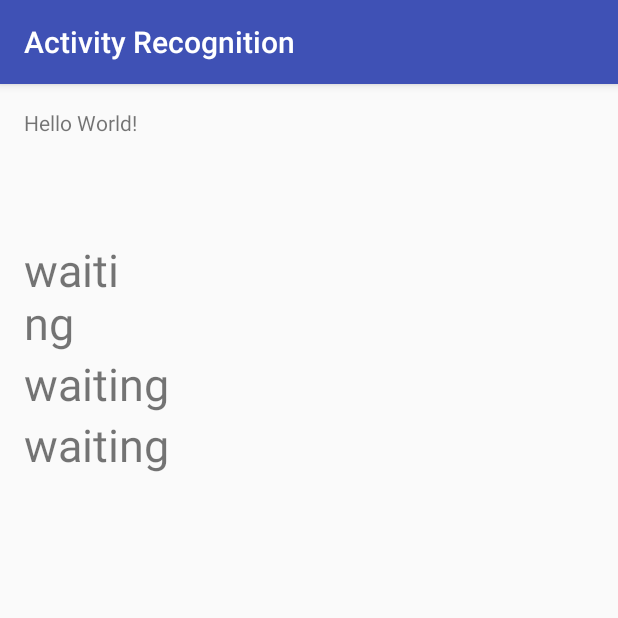
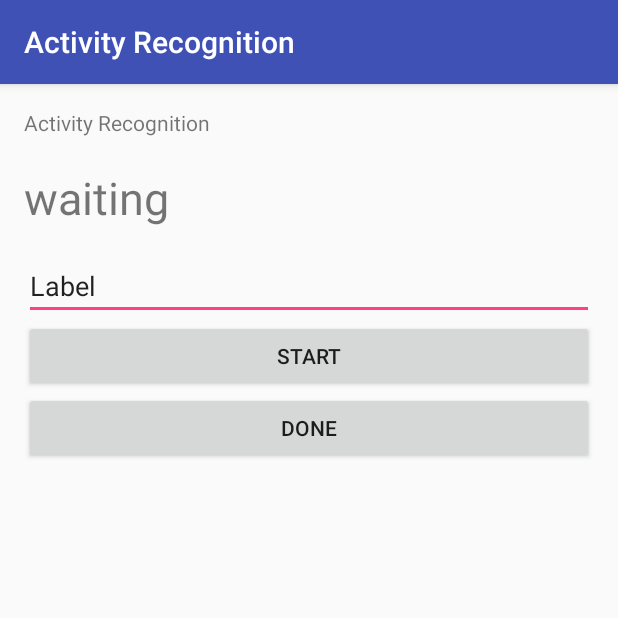
Before and after one commit to cjackie/ActivitiesPrediction, an Android app: the screen it shows after launch (MainActivity), on a phone screen of 412 x 824 dp, the top half of it. Run offline under Robolectric (Android 15) with nearby library versions, the phone set to English and light mode, and no system bars; 5 statements that could not run were skipped.

Commit message:
enable easy collecting data

```diff
--- a/ActivityRecognition/build.gradle
+++ b/ActivityRecognition/build.gradle
@@ -5,7 +5,7 @@ buildscript {
         jcenter()
     }
     dependencies {
-        classpath 'com.android.tools.build:gradle:2.1.0'
+        classpath 'com.android.tools.build:gradle:2.2.3'
 
         // NOTE: Do not place your application dependencies here; they belong
         // in the individual module build.gradle files
--- a/ActivityRecognition/mobile/build.gradle
+++ b/ActivityRecognition/mobile/build.gradle
@@ -25,7 +25,7 @@ dependencies {
     wearApp project(':wear')
     testCompile 'junit:junit:4.12'
     compile 'com.android.support:appcompat-v7:24.2.1'
-    compile 'com.google.android.gms:play-services:10.0.1'
+    compile 'com.google.android.gms:play-services:9.4.0'
     androidTestCompile 'com.android.support:support-annotations:24.2.1'
     androidTestCompile 'com.android.support.test:runner:0.5'
     androidTestCompile 'com.android.support.test:rules:0.5'
--- a/ActivityRecognition/mobile/src/main/java/stonybrook/ese/seniordesign/activityrecognition/MainActivity.java
+++ b/ActivityRecognition/mobile/src/main/java/stonybrook/ese/seniordesign/activityrecognition/MainActivity.java
@@ -1,13 +1,11 @@
 package stonybrook.ese.seniordesign.activityrecognition;
 
-import android.content.Intent;
-import android.os.Build;
-import android.os.Environment;
 import android.support.annotation.NonNull;
 import android.support.v7.app.AppCompatActivity;
 import android.os.Bundle;
-import android.util.Log;
 import android.view.View;
+import android.widget.Button;
+import android.widget.EditText;
 import android.widget.TextView;
 
 import com.google.android.gms.common.ConnectionResult;
@@ -16,21 +14,13 @@ import com.google.android.gms.wearable.DataApi;
 import com.google.android.gms.wearable.DataEvent;
 import com.google.android.gms.wearable.DataEventBuffer;
 import com.google.android.gms.wearable.DataItem;
-import com.google.android.gms.wearable.DataMap;
-import com.google.android.gms.wearable.DataMapItem;
 import com.google.android.gms.wearable.Wearable;
 
-import org.json.JSONException;
-import org.json.JSONObject;
-
-import java.io.File;
-import java.io.FileOutputStream;
-import java.io.IOException;
-import java.io.OutputStreamWriter;
-import java.util.Set;
 
 import stonybrook.ese.seniordesign.activityrecognition.sensordata.AccelerometerDataItem;
 import stonybrook.ese.seniordesign.activityrecognition.sensordata.SensorLocalStorage;
+
+
 
 public class MainActivity extends AppCompatActivity implements
         DataApi.DataListener,
@@ -39,17 +29,29 @@ public class MainActivity extends AppCompatActivity implements
 
     public final static String TAG = "ACTIVITY_RECOGNITION_P";
 
-    private TextView mTextX, mTextY, mTextZ;
+    private enum SavingState {
+        STARTED,
+        NOT_STARTED
+    }
+
+    private TextView mTextX;
+    private EditText mLabelText;
+    private Button mStartBtn;
+    private Button mDoneBtn;
     private GoogleApiClient mGoogleApiClient;
     private SensorLocalStorage mStorage;
+    private SavingState mSavingState;
+
     @Override
     protected void onCreate(Bundle savedInstanceState) {
         super.onCreate(savedInstanceState);
         setContentView(R.layout.activity_main);
 
         mTextX = (TextView)findViewById(R.id.textX);
-        mTextY = (TextView)findViewById(R.id.textY);
-        mTextZ = (TextView)findViewById(R.id.textZ);
+        mStartBtn = (Button)findViewById(R.id.startCollect);
+        mDoneBtn = (Button)findViewById(R.id.finishCollect);
+        mLabelText = (EditText)findViewById(R.id.labelText);
+        mSavingState = SavingState.NOT_STARTED;
 
         mGoogleApiClient = new GoogleApiClient.Builder(this)
                 .addApi(Wearable.API)
@@ -58,14 +60,27 @@ public class MainActivity extends AppCompatActivity implements
         mGoogleApiClient.registerConnectionFailedListener(this);
 
         mStorage = new SensorLocalStorage(this);
+        mStartBtn.setOnClickListener(new View.OnClickListener() {
+            @Override
+            public void onClick(View view) {
+                String label = mLabelText.getText().toString();
+                mStorage.startSaving(label);
+                mSavingState = SavingState.STARTED;
+            }
+        });
+        mDoneBtn.setOnClickListener(new View.OnClickListener() {
+            @Override
+            public void onClick(View view) {
+                mStorage.finishSaving();
+                mSavingState = SavingState.NOT_STARTED;
+            }
+        });
     }
 
     protected void onResume() {
         super.onResume();
         mGoogleApiClient.connect();
         mTextX.setText("waiting");
-        mTextY.setText("waiting");
-        mTextZ.setText("waiting");
     }
 
 
@@ -83,6 +98,7 @@ public class MainActivity extends AppCompatActivity implements
     protected void onPause() {
         Wearable.DataApi.removeListener(mGoogleApiClient, this);
         mGoogleApiClient.disconnect();
+        mStorage.flushAll();
         super.onPause();
     }
 
@@ -90,6 +106,10 @@ public class MainActivity extends AppCompatActivity implements
     @Override
     public void onDataChanged(DataEventBuffer dataEvents) {
 //        Log.d(TAG, "onDataChanged: " + dataEvents);
+        if (SavingState.STARTED != mSavingState) {
+            // ignore all incoming data.
+            return ;
+        }
 
         for (DataEvent event : dataEvents) {
             DataItem item = event.getDataItem();
@@ -97,8 +117,6 @@ public class MainActivity extends AppCompatActivity implements
                 AccelerometerDataItem accelData = new AccelerometerDataItem();
                 accelData.setData(item.getData());
                 mTextX.setText(accelData.getX()+"");
-                mTextY.setText(accelData.getY()+"");
-                mTextZ.setText(accelData.getZ()+"");
                 mStorage.save(accelData);
             }
         }
--- a/ActivityRecognition/mobile/src/main/java/stonybrook/ese/seniordesign/activityrecognition/sensordata/SensorLocalStorage.java
+++ b/ActivityRecognition/mobile/src/main/java/stonybrook/ese/seniordesign/activityrecognition/sensordata/SensorLocalStorage.java
@@ -19,9 +19,15 @@ import java.util.List;
 public class SensorLocalStorage {
     static public final String TAG = "SensorLocalStorage";
     private final String STORAGE_DIR = "ActivityRecognition/";
-    private final String ACCELEROMETER_FILE_NAME = "accelerometer.csv";
+    private final String ACCELEROMETER_FILE_NAME_PREFIX = "accelerometer";
+    private final String GYROSCOPE_FILE_NAME_PREFIX = "gyroscope";
+    private final String LABELS_FILE_NAME = "labels.txt";
 
-    private FileOutputStream accelerometerFileStream;
+    private File fileDir;
+    private FileOutputStream labelsFileStream;
+    private int fileCounter;
+    private FileOutputStream currentAccelerometerFileStream;
+    private FileOutputStream currentGyroscopeFileStream;
 
     public SensorLocalStorage(Context context) {
         File sdcard = context.getExternalFilesDir(null);
@@ -34,31 +40,125 @@ public class SensorLocalStorage {
             Log.w(TAG, "failed to create dir");
         }
 
-        File accelerometerFile = new File(dataDir, ACCELEROMETER_FILE_NAME);
+        fileDir = dataDir;
+        for (String fn : fileDir.list()) {
+            // delete all existing items.
+            File f = new File(dataDir, fn);  // caution.
+            if (f.isFile()) {
+                f.delete();
+            }
+        }
+
+        File f = new File(dataDir, LABELS_FILE_NAME);
+        try {
+            f.createNewFile();
+            labelsFileStream = new FileOutputStream(f);
+        } catch (IOException e) {
+            // this should not happen, since all files are deleted....
+            // what if a directory with a same name?
+            throw new RuntimeException("??");
+        }
+
+        fileCounter = 0;
+        currentAccelerometerFileStream = null;
+        currentGyroscopeFileStream = null;
+    }
+
+    // @label. one line, with no new line("/n") at the end.
+    public void startSaving(String label) {
+
+        String accelFilename = ACCELEROMETER_FILE_NAME_PREFIX + "_" + String.valueOf(fileCounter) + ".csv";
+        String gyroFilename = GYROSCOPE_FILE_NAME_PREFIX + "_" + String.valueOf(fileCounter) + ".csv";
+
+        File accelFile = new File(fileDir, accelFilename);
+        File gyroFile = new File(fileDir, gyroFilename);
+        try {
+            if (currentAccelerometerFileStream != null) {
+                // gracefully close it.
+                // "currentAccelerometerFileStream is null" implies other streams are also null
+                finishSaving();
+            }
+
+            accelFile.createNewFile();
+            gyroFile.createNewFile();
+            currentAccelerometerFileStream = new FileOutputStream(accelFile);
+            currentGyroscopeFileStream = new FileOutputStream(gyroFile);
+
+            fileCounter++;
+            String header = "x,y,z,time\n";
+            currentAccelerometerFileStream.write(header.getBytes(StandardCharsets.UTF_8));
+            currentGyroscopeFileStream.write(header.getBytes(StandardCharsets.UTF_8));
+
+            // writing labels.
+            String fileToLabel = "\n" + String.valueOf(fileCounter) + " => " + label;
+            labelsFileStream.write(fileToLabel.getBytes(StandardCharsets.UTF_8));
+        } catch (Exception error) {
+            Log.e(TAG, "fail1");
+            throw new RuntimeException(error.toString());
+        }
+
+    }
+
+    public void finishSaving() {
+        if (currentAccelerometerFileStream == null) {
+            // increase robustness.
+            return ;
+        }
 
         try {
-            if (!accelerometerFile.exists()) {
-                accelerometerFile.createNewFile();
-                accelerometerFileStream = new FileOutputStream(accelerometerFile);
-                String header = "x,y,z,time\n";
-                accelerometerFileStream.write(header.getBytes(StandardCharsets.UTF_8));
-            } else {
-                accelerometerFileStream = new FileOutputStream(accelerometerFile, true);
-            }
-
+            currentAccelerometerFileStream.close();
+            currentGyroscopeFileStream.close();
+            currentAccelerometerFileStream = null;
+            currentGyroscopeFileStream = null;
         } catch (Exception error) {
-            Log.e(TAG, "fail to open file");
+            Log.e(TAG, "fail2");
             throw new RuntimeException(error.toString());
         }
     }
 
-    public void save(AccelerometerDataItem item) {
+    // call this after start saving... it will return false;
+    public boolean save(AccelerometerDataItem item) {
+        if (currentAccelerometerFileStream == null) {
+            return false;
+        }
+
         String entry = String.format("%1$f,%2$f,%3$f,%4$f\n",
                 item.getX(), item.getY(), item.getZ(), item.getTime());
         try {
-            accelerometerFileStream.write(entry.getBytes(StandardCharsets.UTF_8));
+            currentAccelerometerFileStream.write(entry.getBytes(StandardCharsets.UTF_8));
+            return true;
         } catch (IOException error) {
             Log.w(TAG, "failed to save acceleromenter data.");
+            return false;
+        }
+    }
+
+    public boolean save(GyroscopeDataItem item) {
+        if (currentGyroscopeFileStream == null) {
+            return false;
+        }
+
+        String entry = String.format("%1$f,%2$f,%3$f,%4$f\n",
+                item.getX(), item.getY(), item.getZ(), item.getTime());
+        try {
+            currentGyroscopeFileStream.write(entry.getBytes(StandardCharsets.UTF_8));
+            return true;
+        } catch (IOException error) {
+            Log.w(TAG, "failed to save gyroscope data.");
+            return false;
+        }
+    }
+
+    public void flushAll(){
+        try {
+            if (null != currentAccelerometerFileStream) {
+                currentAccelerometerFileStream.flush();
+                currentGyroscopeFileStream.flush();
+            }
+            labelsFileStream.flush();
+        } catch (IOException error) {
+            Log.w(TAG, "failed to save flush data.");
+            throw new RuntimeException("failed to save flush data.");
         }
     }
 }
--- a/ActivityRecognition/mobile/src/main/res/layout/activity_main.xml
+++ b/ActivityRecognition/mobile/src/main/res/layout/activity_main.xml
@@ -7,12 +7,12 @@
     android:paddingLeft="@dimen/activity_horizontal_margin"
     android:paddingRight="@dimen/activity_horizontal_margin"
     android:paddingTop="@dimen/activity_vertical_margin"
-    tools:context="com.example.luyu.phoneandwatch.MainActivity">
+    tools:context="stonybrook.ese.seniordesign.activityrecognition.MainActivity">
 
     <TextView
         android:layout_width="wrap_content"
         android:layout_height="wrap_content"
-        android:text="Hello World!"
+        android:text="Activity Recognition"
         android:id="@+id/textView"
         android:layout_alignParentTop="true" />
 
@@ -22,27 +22,38 @@
         android:layout_height="wrap_content"
         android:textSize="30sp"
         android:text="x: "
+        android:layout_marginTop="20dp"
         android:layout_below="@+id/textView"
-        android:layout_alignRight="@+id/textView"
-        android:layout_alignEnd="@+id/textView"
-        android:layout_marginTop="68dp" />
-    <TextView
-        android:id="@+id/textY"
-        android:layout_width="wrap_content"
-        android:layout_height="wrap_content"
-        android:textSize="30sp"
-        android:text="y: "
+        android:layout_alignParentStart="true" />
+
+    <LinearLayout
+        android:orientation="vertical"
+        android:layout_width="match_parent"
+        android:layout_height="match_parent"
         android:layout_below="@+id/textX"
-        android:layout_alignLeft="@+id/textX"
-        android:layout_alignStart="@+id/textX" />
-    <TextView
-        android:id="@+id/textZ"
-        android:layout_width="wrap_content"
-        android:layout_height="wrap_content"
-        android:textSize="30sp"
-        android:text="z: "
-        android:layout_below="@+id/textY"
-        android:layout_alignLeft="@+id/textY"
-        android:layout_alignStart="@+id/textY" />
+        android:layout_alignParentStart="true"
+        android:layout_marginTop="16dp">
+
+        <EditText
+            android:layout_width="match_parent"
+            android:layout_height="wrap_content"
+            android:inputType="text"
+            android:ems="10"
+            android:id="@+id/labelText"
+            android:text="Label" />
+
+        <Button
+            android:text="Start"
+            android:layout_width="match_parent"
+            android:layout_height="wrap_content"
+            android:id="@+id/startCollect" />
+
+        <Button
+            android:text="Done"
+            android:layout_width="match_parent"
+            android:layout_height="wrap_content"
+            android:id="@+id/finishCollect" />
+
+    </LinearLayout>
 
 </RelativeLayout>
--- a/ActivityRecognition/wear/build.gradle
+++ b/ActivityRecognition/wear/build.gradle
@@ -23,5 +23,5 @@ android {
 dependencies {
     compile fileTree(dir: 'libs', include: ['*.jar'])
     compile 'com.google.android.support:wearable:2.0.0-beta1'
-    compile 'com.google.android.gms:play-services-wearable:10.0.1'
+    compile 'com.google.android.gms:play-services-wearable:9.4.0'
 }
```
Also changed, not shown: ActivityRecognition/mobile/src/main/java/stonybrook/ese/seniordesign/activityrecognition/sensordata/GyroscopeDataItem.java (added, +81 -0 lines), ActivityRecognition/wear/src/main/java/stonybrook/ese/seniordesign/activityrecognition/MainActivity.java (+44 -22 lines), ActivityRecognition/wear/src/main/java/stonybrook/ese/seniordesign/activityrecognition/SensorDataCollectingService.java (+47 -1 lines), ActivityRecognition/wear/src/main/java/stonybrook/ese/seniordesign/activityrecognition/sensordata/GyroscopeDataItem.java (added, +81 -0 lines), ActivityRecognition/wear/src/main/res/layout/rect_activity_main.xml (+27 -24 lines), ActivityRecognition/wear/src/main/res/layout/round_activity_main.xml (+20 -27 lines), ActivityRecognition/gradle/wrapper/gradle-wrapper.properties, 1 other file.
